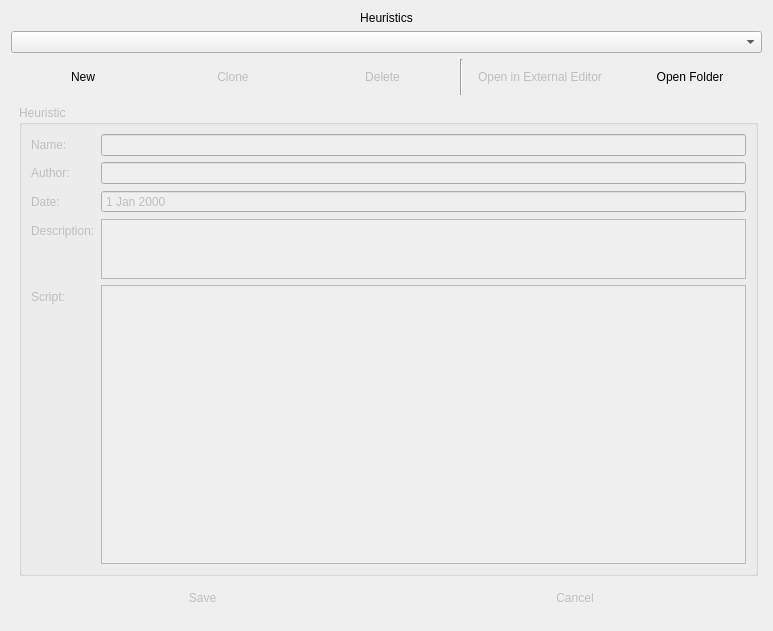
Qt form View/heuristicstab.ui (TheLinthus/MPSoC-Simulator) before a commit.
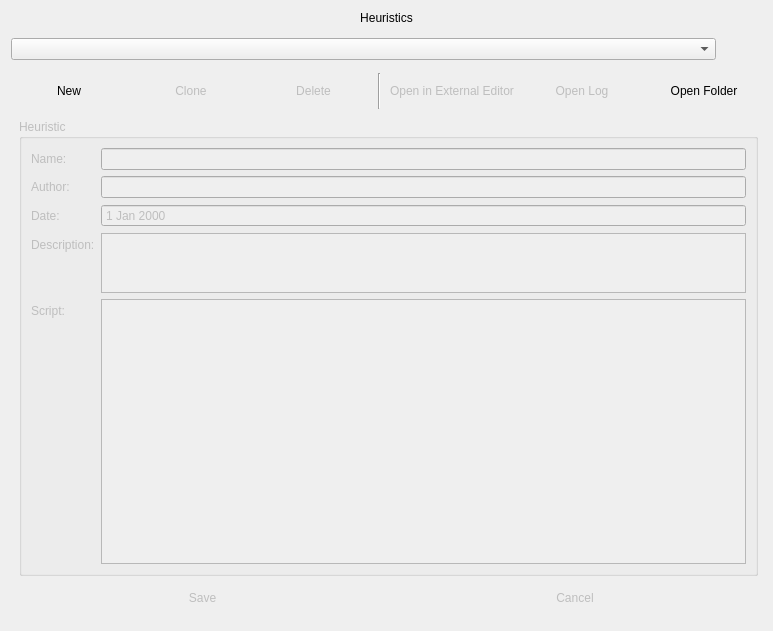
The same form after that commit. Icons and pictures are not drawn.

Commit message:
Heuristics CRUD
Implemented Heuristic's functions for Create, Read, Update e Delete on
View

Patch:
```diff
--- a/View/heuristicstab.ui
+++ b/View/heuristicstab.ui
@@ -25,7 +25,44 @@
     </widget>
    </item>
    <item>
-    <widget class="QComboBox" name="comboBoxHeuristics"/>
+    <layout class="QHBoxLayout" name="horizontalLayout">
+     <item>
+      <widget class="QComboBox" name="comboBoxHeuristics">
+       <property name="sizePolicy">
+        <sizepolicy hsizetype="Preferred" vsizetype="Fixed">
+         <horstretch>1</horstretch>
+         <verstretch>0</verstretch>
+        </sizepolicy>
+       </property>
+      </widget>
+     </item>
+     <item>
+      <widget class="QPushButton" name="pushButtonOpenHeuristicsDirectory_2">
+       <property name="minimumSize">
+        <size>
+         <width>36</width>
+         <height>36</height>
+        </size>
+       </property>
+       <property name="statusTip">
+        <string>Refresh</string>
+       </property>
+       <property name="whatsThis">
+        <string>Refresh the Heuristic list</string>
+       </property>
+       <property name="text">
+        <string/>
+       </property>
+       <property name="icon">
+        <iconset resource="../resources.qrc">
+         <normaloff>:/icons/images/file-2.png</normaloff>:/icons/images/file-2.png</iconset>
+       </property>
+       <property name="flat">
+        <bool>true</bool>
+       </property>
+      </widget>
+     </item>
+    </layout>
    </item>
    <item>
     <layout class="QHBoxLayout" name="horizontalLayout_2">
@@ -135,6 +172,29 @@
        </property>
       </widget>
      </item>
+     <item>
+      <widget class="QPushButton" name="pushButtonHeuristicLog">
+       <property name="enabled">
+        <bool>false</bool>
+       </property>
+       <property name="minimumSize">
+        <size>
+         <width>0</width>
+         <height>36</height>
+        </size>
+       </property>
+       <property name="text">
+        <string>Open Log</string>
+       </property>
+       <property name="icon">
+        <iconset resource="../resources.qrc">
+         <normaloff>:/icons/images/record.png</normaloff>:/icons/images/record.png</iconset>
+       </property>
+       <property name="flat">
+        <bool>true</bool>
+       </property>
+      </widget>
+     </item>
      <item>
       <widget class="QPushButton" name="pushButtonOpenHeuristicsDirectory">
        <property name="minimumSize">
@@ -270,6 +330,9 @@
              <family>Lucida Console</family>
             </font>
            </property>
+           <property name="tabStopWidth">
+            <number>28</number>
+           </property>
           </widget>
          </item>
         </layout>
```
Left out of the diff: 2 changed lines with no effect on the pictures. The commit also changes 12 other files.
